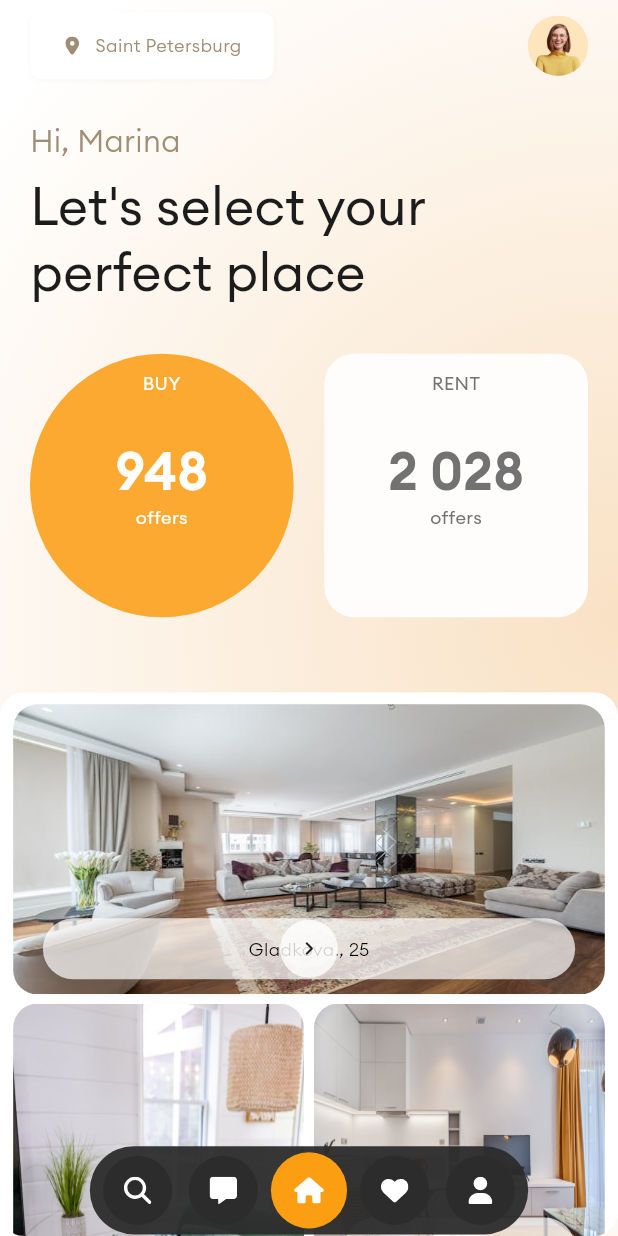
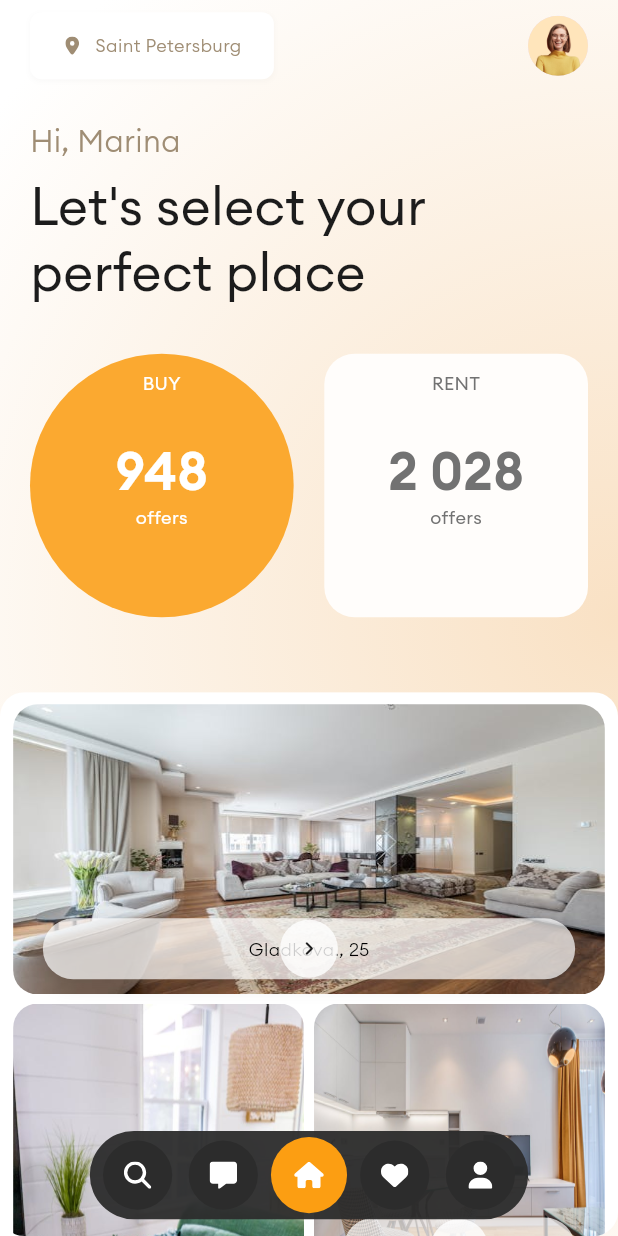
Before and after one commit to bukunmialuko/real_estate_flutter, a Flutter app: the screen it shows after launch, on a phone screen of 412 x 824 dp. Run offline on Flutter 3.47's test engine with Material 3 defaults, Android fonts, the light colour scheme and no system bars; drawn by our look-alikes of flutter_animate; our stand-ins replace bloc, equatable, flutter_map, flutter_screenutil, flutter_svg, go_router and 2 more; missing offline and left inert: flutter_map_cancellable_tile_provider; generated files the repository leaves out were written again.

Commit message:
feat: animate bottom nav

```diff
--- a/lib/features/home/widgets/bottom_nav/custom_bottom_nav_bar.dart
+++ b/lib/features/home/widgets/bottom_nav/custom_bottom_nav_bar.dart
@@ -1,4 +1,7 @@
+import 'dart:io';
+
 import 'package:flutter/material.dart';
+import 'package:flutter_animate/flutter_animate.dart';
 import 'package:flutter_screenutil/flutter_screenutil.dart';
 import 'package:superapp/core/styling/app_colors.dart';
 
@@ -20,6 +23,7 @@ class CustomBottomNavBar extends StatelessWidget {
       child: Container(
         height: 60.h,
         color: Colors.transparent,
+        margin: EdgeInsets.only(bottom: Platform.isAndroid ? 10.h : 4.h),
         child: Center(
           child: Container(
             width: 266.w,
@@ -43,7 +47,13 @@ class CustomBottomNavBar extends StatelessWidget {
             ),
           ),
         ),
-      ),
+      ).animate().slideY(
+            delay: const Duration(milliseconds: 5000),
+            duration: const Duration(milliseconds: 2000),
+            begin: 5,
+            end: 0,
+            curve: Curves.easeIn,
+          ),
     );
   }
 }
```
